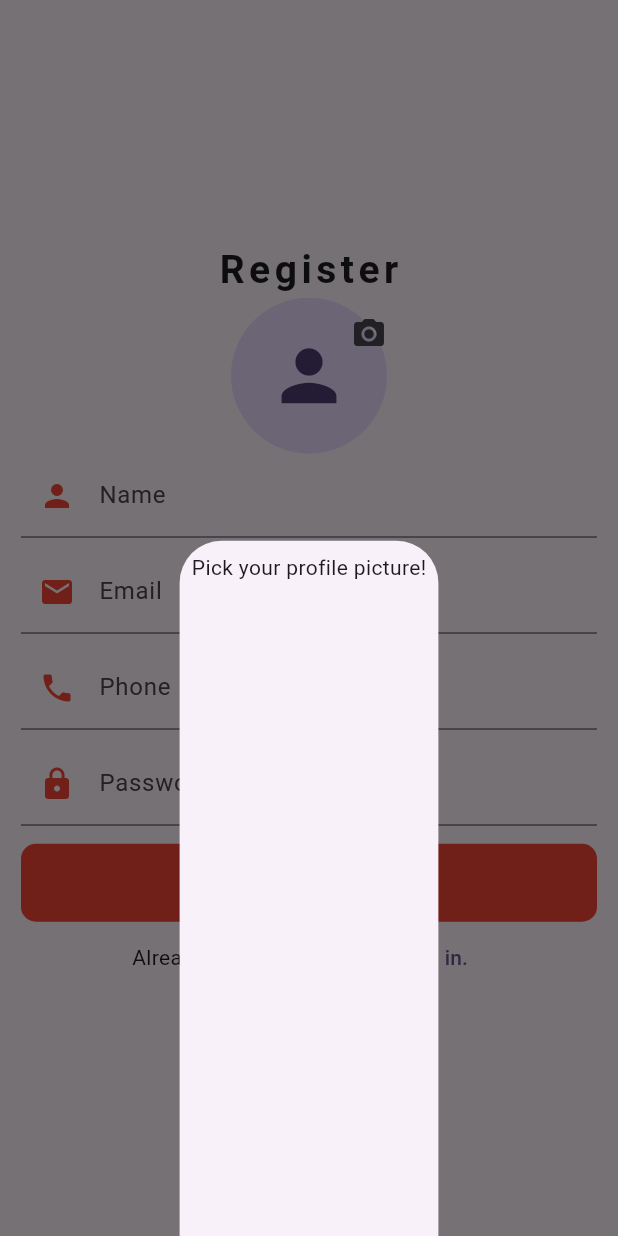
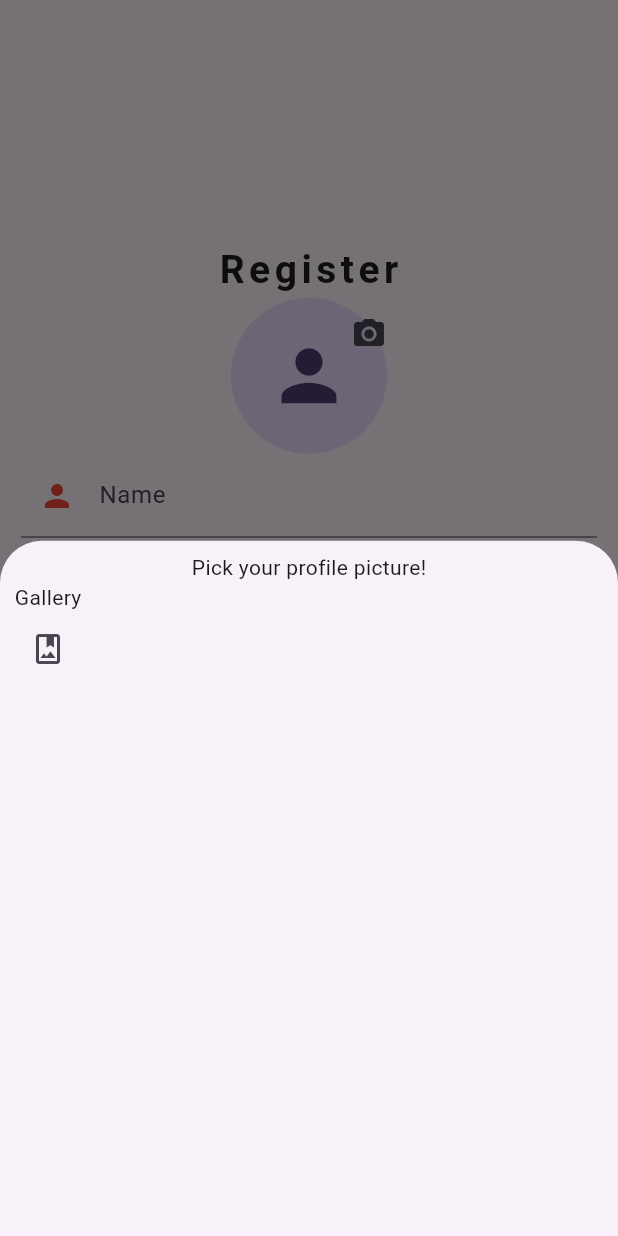
Before and after one commit to adogbeji/FlutterVideoApp1, a Flutter app: the screen it shows after launch, after a tap on the "camera alt" icon, on a phone screen of 412 x 824 dp. Run offline on Flutter 3.47's test engine with Material 3 defaults, Android fonts, the phone set to English and light mode, and no system bars; our stand-ins replace cloud_firestore, firebase_auth, firebase_core, firebase_storage, get, image_picker; accounts and stored records are empty; generated files the repository leaves out were written again.

Commit message:
Extract modal contents into custom widget & import --> register screen

```diff
--- a/lib/views/screens/auth/register_screen.dart
+++ b/lib/views/screens/auth/register_screen.dart
@@ -1,4 +1,6 @@
 import 'package:flutter/material.dart';
+
+import 'package:video_app_1/views/widgets/profile_picture_options.dart';
 
 class RegisterScreen extends StatefulWidget {
   const RegisterScreen({super.key});
@@ -10,14 +12,7 @@ class RegisterScreen extends StatefulWidget {
 class _RegisterScreenState extends State<RegisterScreen> {
   void _openModal() {
     showModalBottomSheet(context: context, builder: (ctx) {
-      return Padding(
-        padding: const EdgeInsets.all(8.0),
-        child: Column(
-          children: [
-            Text('Pick your profile picture!'),
-          ],
-        ),
-      );
+      return const ProfilePictureOptions();
     });
   }
 
--- /dev/null
+++ b/lib/views/widgets/profile_picture_options.dart
@@ -0,0 +1,30 @@
+import 'package:flutter/material.dart';
+
+class ProfilePictureOptions extends StatelessWidget {
+  const ProfilePictureOptions({super.key});
+
+  @override
+  Widget build(BuildContext context) {
+    return Padding(
+      padding: const EdgeInsets.all(8.0),
+      child: Column(
+        children: [
+          const Text('Pick your profile picture!'),
+          Row(
+            children: [
+              Column(
+                children: [
+                  const Text('Gallery'),
+                  IconButton(
+                    onPressed: () {},
+                    icon: const Icon(Icons.photo_album_outlined),
+                  ),
+                ],
+              ),
+            ],
+          ),
+        ],
+      ),
+    );
+  }
+}
```
